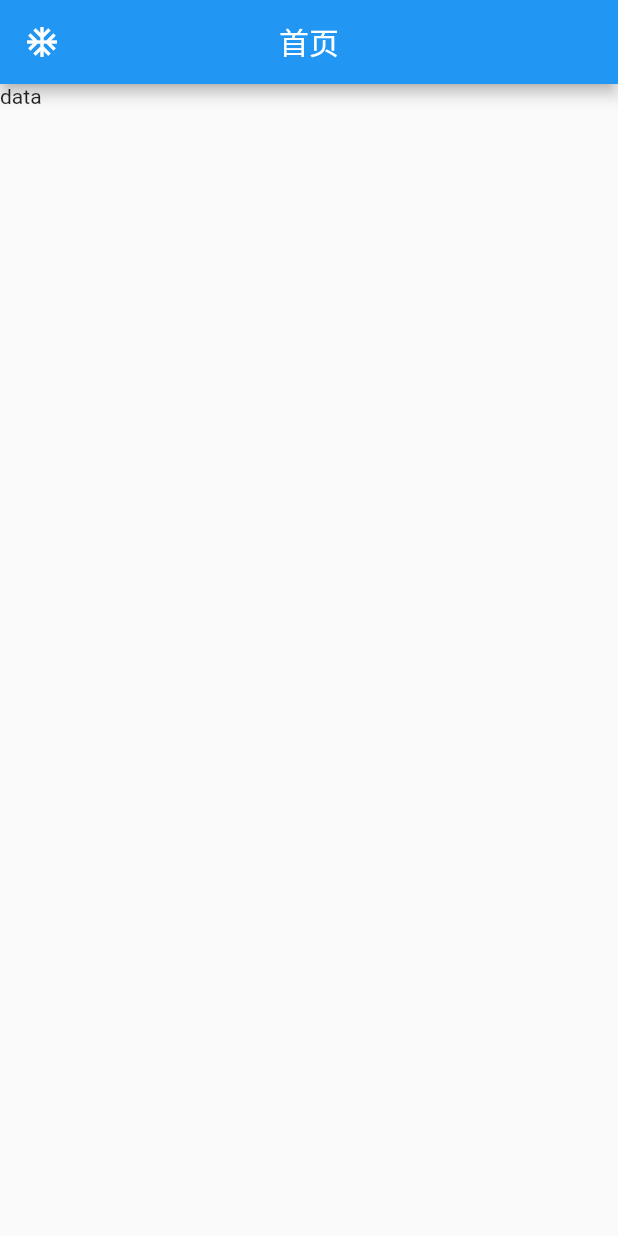
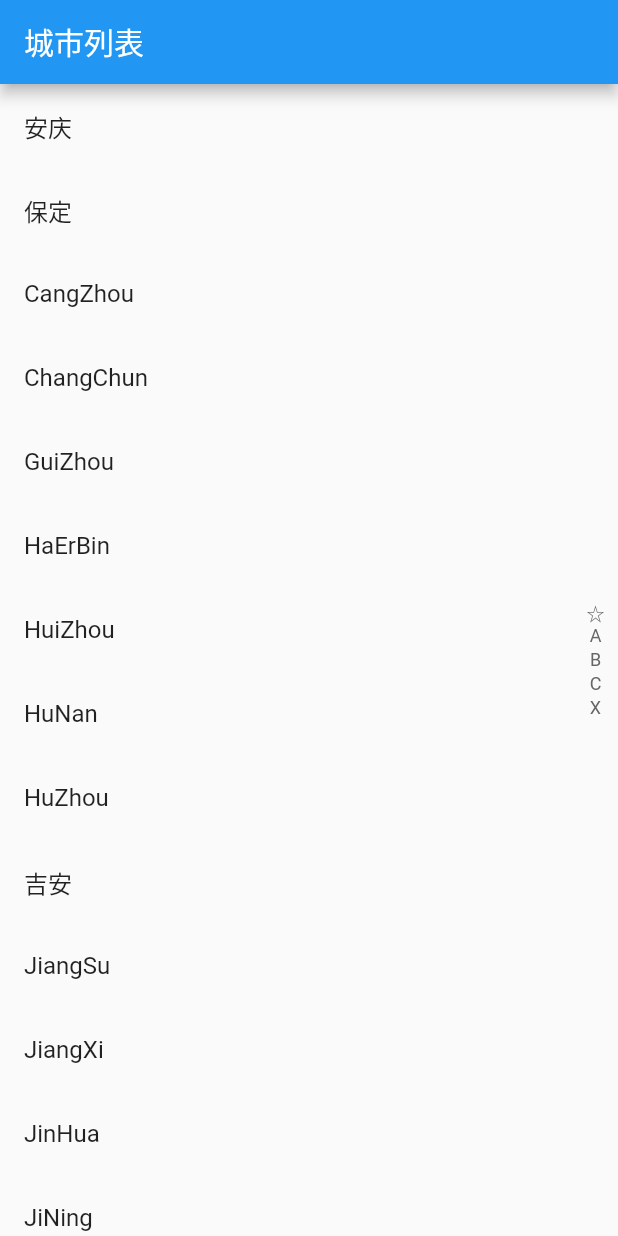
Before and after one commit to y-yushu/flutter_password_saving_software, a Flutter app: the screen it shows after launch, on a phone screen of 412 x 824 dp. Run offline on Flutter 3.47's test engine with Material 2 defaults, Android fonts, the phone set to English and light mode, and no system bars; drawn by our look-alikes of azlistview; missing offline and left inert: lpinyin.

Commit message:
feat: 增加联动表格

```diff
--- a/lib/page/home.dart
+++ b/lib/page/home.dart
@@ -1,4 +1,6 @@
 import 'package:flutter/material.dart';
+import 'package:azlistview/azlistview.dart';
+import 'package:lpinyin/lpinyin.dart';
 
 /// 首页
 class HomePage extends StatefulWidget {
@@ -13,17 +15,79 @@ class _HomePageState extends State<HomePage> {
   Widget build(BuildContext context) {
     return Scaffold(
       appBar: AppBar(
-        title: const Text('首页'),
-        centerTitle: true,
-        leading: const Icon(Icons.ac_unit_sharp),
+        title: const Text('城市列表'),
       ),
       body: Body(context),
     );
   }
 
   Widget Body(BuildContext context) {
-    return SizedBox(
-      child: Text('data'),
+    final List<String> sitys = [
+      "安庆",
+      "保定",
+      "CangZhou",
+      "ChangChun",
+      "GuiZhou",
+      "HaErBin",
+      "HuiZhou",
+      "HuNan",
+      "HuZhou",
+      "吉安",
+      "JiangSu",
+      "JiangXi",
+      "JinHua",
+      "JiNing",
+      "JiXi",
+      "KunMing",
+      "LangFang",
+      "LinYi",
+      "LiuZhou",
+      "LuoYang",
+      "MeiZhou",
+      "NanYang",
+      "NeiMengGu",
+      "NingXia",
+      "青岛",
+      "QingHai",
+      "QuanZhou",
+      "RiZhao",
+      "SanYa",
+      "SuZhou",
+      "TaiWan",
+      "TaiYuan",
+      "TaiZhou",
+      "TaiZhou",
+      "TianJin",
+      "WenZhou",
+      "WuHan",
+      "WuHu",
+      "WuLuMuQi",
+      "厦门",
+      "XiAn",
+    ];
+    final List<City> dataList = sitys.map((e) => City(name: e)).toList();
+    return AzListView(
+      data: dataList,
+      itemCount: dataList.length,
+      itemBuilder: (context, i) {
+        City city = dataList[i];
+        return ListTile(
+          title: Text(city.name),
+        );
+      },
+      indexBarData: ['☆', 'A', 'B', 'C', 'X'],
     );
   }
 }
+
+class City extends ISuspensionBean {
+  String name;
+
+  City({required this.name});
+
+  @override
+  String getSuspensionTag() {
+    String s = PinyinHelper.getFirstWordPinyin(name);
+    return s.substring(0, 1).toUpperCase();
+  }
+}
--- a/pubspec.yaml
+++ b/pubspec.yaml
@@ -37,6 +37,8 @@ dependencies:
   hive: ^2.2.3
   hive_flutter: ^1.1.0
   hive_generator: ^2.0.0
+  azlistview: ^2.0.0
+  lpinyin: ^2.0.3
 
 dev_dependencies:
   flutter_test:
```
Also changed, not shown: pubspec.lock.
